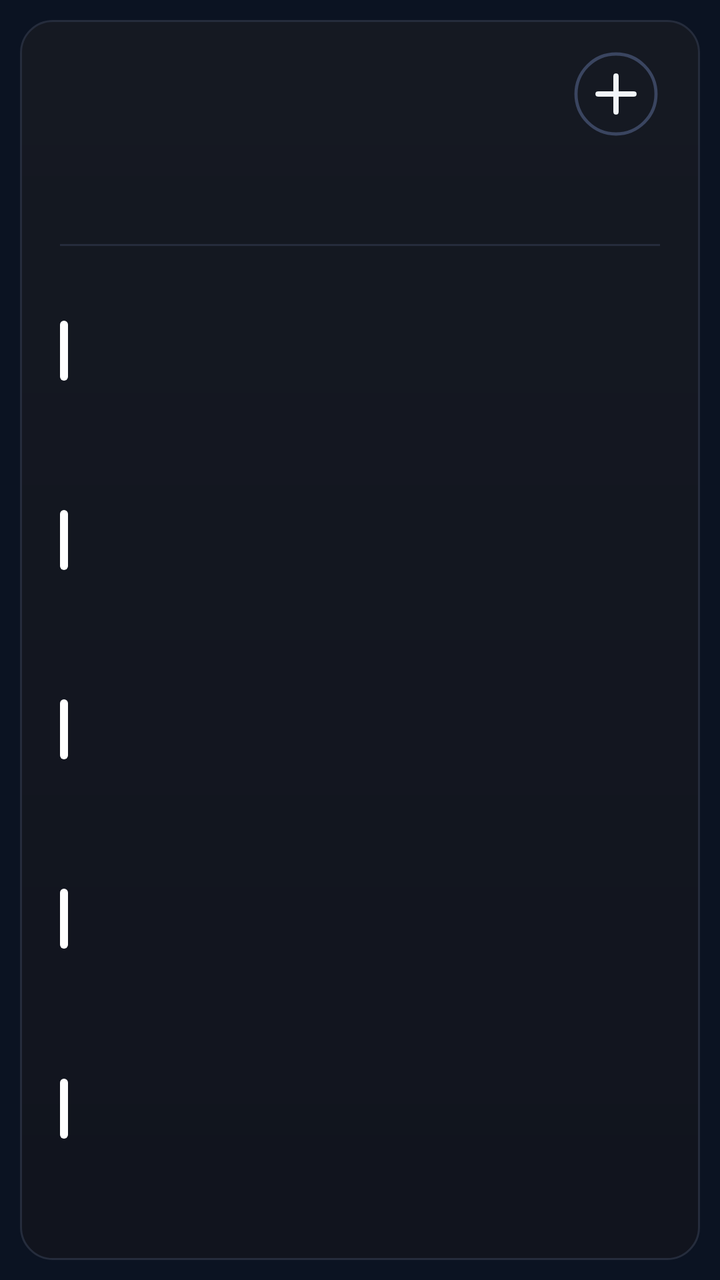
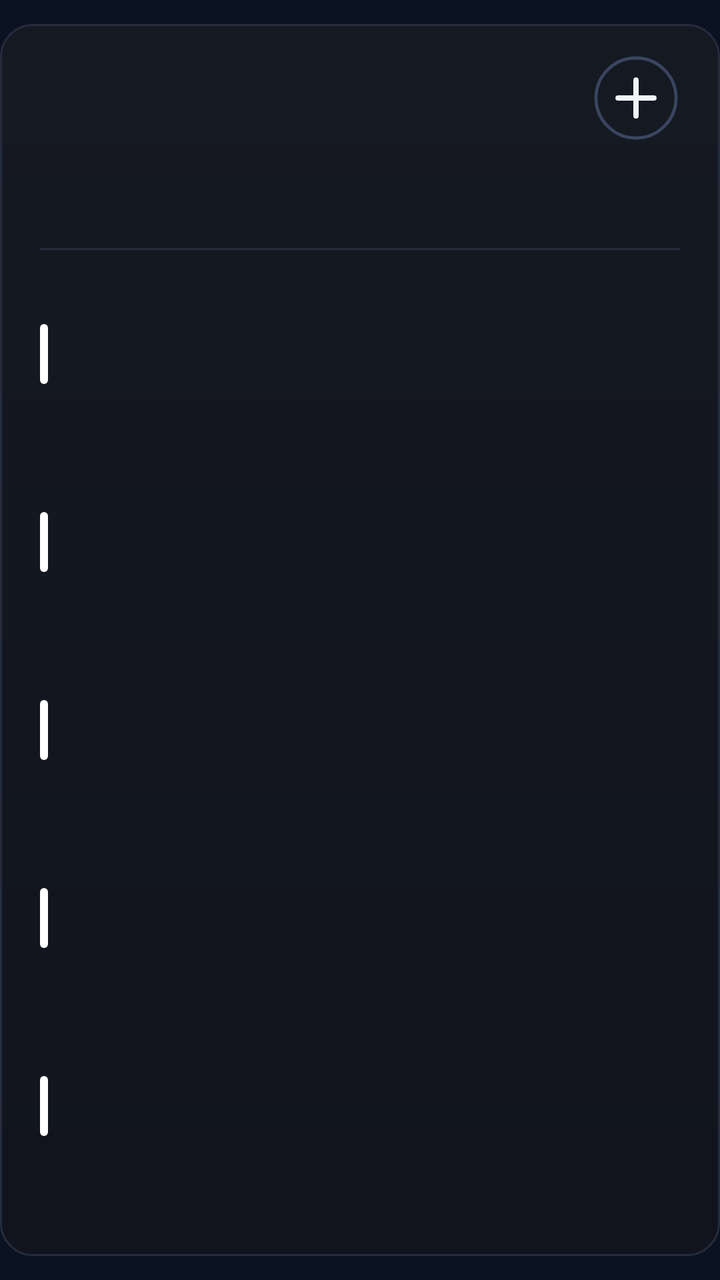

Before-and-after screenshots of an Android layout around one commit, followed by the original layout XML and the change that was made.
<!-- AndroidManifest.xml: application theme AppTheme -->
<!-- res/layout/cal_k5.xml -->
<?xml version="1.0" encoding="utf-8"?>
<FrameLayout xmlns:android="http://schemas.android.com/apk/res/android"
    android:id="@+id/root"
    android:layout_width="match_parent"
    android:layout_height="match_parent"
    android:padding="10dp">

    <LinearLayout
        android:id="@+id/panel"
        android:layout_width="match_parent"
        android:layout_height="match_parent"
        android:background="@drawable/cal_panel"
        android:orientation="vertical"
        android:paddingStart="20dp"
        android:paddingTop="13dp"
        android:paddingEnd="20dp"
        android:paddingBottom="14dp">

        
        <LinearLayout
            android:layout_width="match_parent"
            android:layout_height="48dp"
            android:gravity="center_vertical"
            android:orientation="horizontal">
        <ImageView
            android:id="@+id/cal_day"
            android:layout_width="wrap_content"
            android:layout_height="47dp"
            android:adjustViewBounds="true"
            android:scaleType="fitStart" />

            <LinearLayout
                android:layout_width="0dp"
                android:layout_height="wrap_content"
                android:layout_marginStart="12dp"
                android:layout_weight="1"
                android:orientation="vertical">
                <ImageView
                    android:id="@+id/cal_month"
                    android:layout_width="match_parent"
                    android:layout_height="23dp"
                    android:adjustViewBounds="true"
                    android:scaleType="fitStart" />
                <ImageView
                    android:id="@+id/cal_sub"
                    android:layout_width="match_parent"
                    android:layout_height="16dp"
                    android:adjustViewBounds="true"
                    android:layout_marginTop="2dp"
                    android:scaleType="fitStart" />
            </LinearLayout>

            <ImageView
                android:id="@+id/btn_add"
                android:layout_width="44dp"
                android:layout_height="44dp"
                android:contentDescription="New event"
                android:src="@drawable/ic_cal_add" />
        </LinearLayout>

        
        <LinearLayout
            android:layout_width="match_parent"
            android:layout_height="44dp"
            android:layout_marginTop="2dp"
            android:orientation="horizontal">
            <LinearLayout
                android:layout_width="0dp"
                android:layout_height="match_parent"
                android:layout_weight="1"
                android:gravity="center_horizontal"
                android:orientation="vertical">
                <ImageView
                    android:id="@+id/wk_label_0"
                    android:layout_width="wrap_content"
                    android:layout_height="14dp"
                    android:adjustViewBounds="true"
                    android:scaleType="fitCenter" />
                <ImageView
                    android:id="@+id/wk_num_0"
                    android:layout_width="26dp"
                    android:layout_height="26dp"
                    android:adjustViewBounds="true"
                    android:layout_marginTop="3dp"
                    android:scaleType="fitCenter" />
            </LinearLayout>
            <LinearLayout
                android:layout_width="0dp"
                android:layout_height="match_parent"
                android:layout_weight="1"
                android:gravity="center_horizontal"
                android:orientation="vertical">
                <ImageView
                    android:id="@+id/wk_label_1"
                    android:layout_width="wrap_content"
                    android:layout_height="14dp"
                    android:adjustViewBounds="true"
                    android:scaleType="fitCenter" />
                <ImageView
                    android:id="@+id/wk_num_1"
                    android:layout_width="26dp"
                    android:layout_height="26dp"
                    android:adjustViewBounds="true"
                    android:layout_marginTop="3dp"
                    android:scaleType="fitCenter" />
            </LinearLayout>
            <LinearLayout
                android:layout_width="0dp"
                android:layout_height="match_parent"
                android:layout_weight="1"
                android:gravity="center_horizontal"
                android:orientation="vertical">
                <ImageView
                    android:id="@+id/wk_label_2"
                    android:layout_width="wrap_content"
                    android:layout_height="14dp"
                    android:adjustViewBounds="true"
                    android:scaleType="fitCenter" />
                <ImageView
                    android:id="@+id/wk_num_2"
                    android:layout_width="26dp"
                    android:layout_height="26dp"
                    android:adjustViewBounds="true"
                    android:layout_marginTop="3dp"
                    android:scaleType="fitCenter" />
            </LinearLayout>
            <LinearLayout
                android:layout_width="0dp"
                android:layout_height="match_parent"
                android:layout_weight="1"
                android:gravity="center_horizontal"
                android:orientation="vertical">
                <ImageView
                    android:id="@+id/wk_label_3"
                    android:layout_width="wrap_content"
                    android:layout_height="14dp"
                    android:adjustViewBounds="true"
                    android:scaleType="fitCenter" />
                <ImageView
                    android:id="@+id/wk_num_3"
                    android:layout_width="26dp"
                    android:layout_height="26dp"
                    android:adjustViewBounds="true"
                    android:layout_marginTop="3dp"
                    android:scaleType="fitCenter" />
            </LinearLayout>
            <LinearLayout
                android:layout_width="0dp"
                android:layout_height="match_parent"
                android:layout_weight="1"
                android:gravity="center_horizontal"
                android:orientation="vertical">
                <ImageView
                    android:id="@+id/wk_label_4"
                    android:layout_width="wrap_content"
                    android:layout_height="14dp"
                    android:adjustViewBounds="true"
                    android:scaleType="fitCenter" />
                <ImageView
                    android:id="@+id/wk_num_4"
                    android:layout_width="26dp"
                    android:layout_height="26dp"
                    android:adjustViewBounds="true"
                    android:layout_marginTop="3dp"
                    android:scaleType="fitCenter" />
            </LinearLayout>
            <LinearLayout
                android:layout_width="0dp"
                android:layout_height="match_parent"
                android:layout_weight="1"
                android:gravity="center_horizontal"
                android:orientation="vertical">
                <ImageView
                    android:id="@+id/wk_label_5"
                    android:layout_width="wrap_content"
                    android:layout_height="14dp"
                    android:adjustViewBounds="true"
                    android:scaleType="fitCenter" />
                <ImageView
                    android:id="@+id/wk_num_5"
                    android:layout_width="26dp"
                    android:layout_height="26dp"
                    android:adjustViewBounds="true"
                    android:layout_marginTop="3dp"
                    android:scaleType="fitCenter" />
            </LinearLayout>
            <LinearLayout
                android:layout_width="0dp"
                android:layout_height="match_parent"
                android:layout_weight="1"
                android:gravity="center_horizontal"
                android:orientation="vertical">
                <ImageView
                    android:id="@+id/wk_label_6"
                    android:layout_width="wrap_content"
                    android:layout_height="14dp"
                    android:adjustViewBounds="true"
                    android:scaleType="fitCenter" />
                <ImageView
                    android:id="@+id/wk_num_6"
                    android:layout_width="26dp"
                    android:layout_height="26dp"
                    android:adjustViewBounds="true"
                    android:layout_marginTop="3dp"
                    android:scaleType="fitCenter" />
            </LinearLayout>
        </LinearLayout>

        <ImageView
            android:layout_width="match_parent"
            android:layout_height="1dp"
            android:layout_marginTop="5dp"
            android:layout_marginBottom="5dp"
            android:scaleType="fitXY"
            android:src="@drawable/cal_divider" />

        
        <LinearLayout
            android:layout_width="match_parent"
            android:layout_height="0dp"
            android:layout_weight="1"
            android:orientation="vertical">
        <LinearLayout
            android:id="@+id/cal_row_0"
            android:layout_width="match_parent"
            android:layout_height="0dp"
            android:layout_weight="1"
            android:gravity="center_vertical"
            android:orientation="horizontal">

            <ImageView
                android:id="@+id/cal_bar_0"
                android:layout_width="4dp"
                android:layout_height="30dp"
                android:layout_marginEnd="11dp"
                android:scaleType="fitXY"
                android:src="@drawable/cal_bar" />

            <LinearLayout
                android:layout_width="0dp"
                android:layout_height="wrap_content"
                android:layout_weight="1"
                android:orientation="vertical">

                <LinearLayout
                    android:layout_width="match_parent"
                    android:layout_height="wrap_content"
                    android:orientation="horizontal">
                    <ImageView
                        android:id="@+id/cal_time_0"
                        android:layout_width="wrap_content"
                        android:layout_height="16dp"
                        android:adjustViewBounds="true"
                        android:scaleType="fitStart" />
                    <ImageView
                        android:id="@+id/cal_hint_0"
                        android:layout_width="wrap_content"
                        android:layout_height="16dp"
                        android:adjustViewBounds="true"
                        android:layout_marginStart="9dp"
                        android:scaleType="fitStart" />
                </LinearLayout>
                <ImageView
                    android:id="@+id/cal_title_0"
                    android:layout_width="match_parent"
                    android:layout_height="22dp"
                    android:adjustViewBounds="true"
                    android:layout_marginTop="1dp"
                    android:scaleType="fitStart" />
            </LinearLayout>
        </LinearLayout>
        <LinearLayout
            android:id="@+id/cal_row_1"
            android:layout_width="match_parent"
            android:layout_height="0dp"
            android:layout_weight="1"
            android:gravity="center_vertical"
            android:orientation="horizontal">

            <ImageView
                android:id="@+id/cal_bar_1"
                android:layout_width="4dp"
                android:layout_height="30dp"
                android:layout_marginEnd="11dp"
                android:scaleType="fitXY"
                android:src="@drawable/cal_bar" />

            <LinearLayout
                android:layout_width="0dp"
                android:layout_height="wrap_content"
                android:layout_weight="1"
                android:orientation="vertical">

                <LinearLayout
                    android:layout_width="match_parent"
                    android:layout_height="wrap_content"
                    android:orientation="horizontal">
                    <ImageView
                        android:id="@+id/cal_time_1"
                        android:layout_width="wrap_content"
                        android:layout_height="16dp"
                        android:adjustViewBounds="true"
                        android:scaleType="fitStart" />
                    <ImageView
                        android:id="@+id/cal_hint_1"
                        android:layout_width="wrap_content"
                        android:layout_height="16dp"
                        android:adjustViewBounds="true"
                        android:layout_marginStart="9dp"
                        android:scaleType="fitStart" />
                </LinearLayout>
                <ImageView
                    android:id="@+id/cal_title_1"
                    android:layout_width="match_parent"
                    android:layout_height="22dp"
                    android:adjustViewBounds="true"
                    android:layout_marginTop="1dp"
                    android:scaleType="fitStart" />
            </LinearLayout>
        </LinearLayout>
        <LinearLayout
            android:id="@+id/cal_row_2"
            android:layout_width="match_parent"
            android:layout_height="0dp"
            android:layout_weight="1"
            android:gravity="center_vertical"
            android:orientation="horizontal">

            <ImageView
                android:id="@+id/cal_bar_2"
                android:layout_width="4dp"
                android:layout_height="30dp"
                android:layout_marginEnd="11dp"
                android:scaleType="fitXY"
                android:src="@drawable/cal_bar" />

            <LinearLayout
                android:layout_width="0dp"
                android:layout_height="wrap_content"
                android:layout_weight="1"
                android:orientation="vertical">

                <LinearLayout
                    android:layout_width="match_parent"
                    android:layout_height="wrap_content"
                    android:orientation="horizontal">
                    <ImageView
                        android:id="@+id/cal_time_2"
                        android:layout_width="wrap_content"
                        android:layout_height="16dp"
                        android:adjustViewBounds="true"
                        android:scaleType="fitStart" />
                    <ImageView
                        android:id="@+id/cal_hint_2"
                        android:layout_width="wrap_content"
                        android:layout_height="16dp"
                        android:adjustViewBounds="true"
                        android:layout_marginStart="9dp"
                        android:scaleType="fitStart" />
                </LinearLayout>
                <ImageView
                    android:id="@+id/cal_title_2"
                    android:layout_width="match_parent"
                    android:layout_height="22dp"
                    android:adjustViewBounds="true"
                    android:layout_marginTop="1dp"
                    android:scaleType="fitStart" />
            </LinearLayout>
        </LinearLayout>
        <LinearLayout
            android:id="@+id/cal_row_3"
            android:layout_width="match_parent"
            android:layout_height="0dp"
            android:layout_weight="1"
            android:gravity="center_vertical"
            android:orientation="horizontal">

            <ImageView
                android:id="@+id/cal_bar_3"
                android:layout_width="4dp"
                android:layout_height="30dp"
                android:layout_marginEnd="11dp"
                android:scaleType="fitXY"
                android:src="@drawable/cal_bar" />

            <LinearLayout
                android:layout_width="0dp"
                android:layout_height="wrap_content"
                android:layout_weight="1"
                android:orientation="vertical">

                <LinearLayout
                    android:layout_width="match_parent"
                    android:layout_height="wrap_content"
                    android:orientation="horizontal">
                    <ImageView
                        android:id="@+id/cal_time_3"
                        android:layout_width="wrap_content"
                        android:layout_height="16dp"
                        android:adjustViewBounds="true"
                        android:scaleType="fitStart" />
                    <ImageView
                        android:id="@+id/cal_hint_3"
                        android:layout_width="wrap_content"
                        android:layout_height="16dp"
                        android:adjustViewBounds="true"
                        android:layout_marginStart="9dp"
                        android:scaleType="fitStart" />
                </LinearLayout>
                <ImageView
                    android:id="@+id/cal_title_3"
                    android:layout_width="match_parent"
                    android:layout_height="22dp"
                    android:adjustViewBounds="true"
                    android:layout_marginTop="1dp"
                    android:scaleType="fitStart" />
            </LinearLayout>
        </LinearLayout>
        <LinearLayout
            android:id="@+id/cal_row_4"
            android:layout_width="match_parent"
            android:layout_height="0dp"
            android:layout_weight="1"
            android:gravity="center_vertical"
            android:orientation="horizontal">

            <ImageView
                android:id="@+id/cal_bar_4"
                android:layout_width="4dp"
                android:layout_height="30dp"
                android:layout_marginEnd="11dp"
                android:scaleType="fitXY"
                android:src="@drawable/cal_bar" />

            <LinearLayout
                android:layout_width="0dp"
                android:layout_height="wrap_content"
                android:layout_weight="1"
                android:orientation="vertical">

                <LinearLayout
                    android:layout_width="match_parent"
                    android:layout_height="wrap_content"
                    android:orientation="horizontal">
                    <ImageView
                        android:id="@+id/cal_time_4"
                        android:layout_width="wrap_content"
                        android:layout_height="16dp"
                        android:adjustViewBounds="true"
                        android:scaleType="fitStart" />
                    <ImageView
                        android:id="@+id/cal_hint_4"
                        android:layout_width="wrap_content"
                        android:layout_height="16dp"
                        android:adjustViewBounds="true"
                        android:layout_marginStart="9dp"
                        android:scaleType="fitStart" />
                </LinearLayout>
                <ImageView
                    android:id="@+id/cal_title_4"
                    android:layout_width="match_parent"
                    android:layout_height="22dp"
                    android:adjustViewBounds="true"
                    android:layout_marginTop="1dp"
                    android:scaleType="fitStart" />
            </LinearLayout>
        </LinearLayout>
        </LinearLayout>
        <ImageView
            android:id="@+id/cal_more"
            android:layout_width="match_parent"
            android:layout_height="14dp"
            android:adjustViewBounds="true"
            android:scaleType="fitEnd" />
    </LinearLayout>
</FrameLayout>
<!-- resources referenced by this layout -->
<resources>
  <!-- drawable cal_bar (drawable) -->
  <?xml version="1.0" encoding="utf-8"?>
  <shape xmlns:android="http://schemas.android.com/apk/res/android" android:shape="rectangle">
      <solid android:color="#FFFFFFFF" />
      <corners android:radius="2dp" />
  </shape>
  <!-- drawable cal_divider (drawable) -->
  <?xml version="1.0" encoding="utf-8"?>
  <shape xmlns:android="http://schemas.android.com/apk/res/android" android:shape="rectangle">
      <solid android:color="#FF252C3C" />
  </shape>
  <!-- drawable cal_panel (drawable) -->
  <?xml version="1.0" encoding="utf-8"?>
  <shape xmlns:android="http://schemas.android.com/apk/res/android" android:shape="rectangle">
      <gradient android:angle="270" android:startColor="#FF151922" android:endColor="#FF11141E" />
      <stroke android:width="1dp" android:color="#FF252C3C" />
      <corners android:radius="@dimen/widget_radius" />
  </shape>
  <!-- drawable ic_cal_add (drawable) -->
  <?xml version="1.0" encoding="utf-8"?>
  <vector xmlns:android="http://schemas.android.com/apk/res/android"
      android:width="44dp"
      android:height="44dp"
      android:viewportWidth="44"
      android:viewportHeight="44">
      <path
          android:pathData="M22,22m-20,0a20,20 0,1 1,40 0a20,20 0,1 1,-40 0"
          android:strokeColor="#FF3A4560"
          android:strokeWidth="1.6" />
      <path
          android:pathData="M13,22L31,22M22,13L22,31"
          android:strokeColor="#FFF1F5F9"
          android:strokeLineCap="round"
          android:strokeWidth="2.6" />
  </vector>
  <style name="AppTheme" parent="@android:style/Theme.DeviceDefault.NoActionBar">
          <item name="android:colorAccent">#DF8B35</item>
          <item name="android:colorControlActivated">#DF8B35</item>
          <item name="android:windowBackground">#0B1322</item>
          <item name="android:statusBarColor">#0E111A</item>
          <item name="android:navigationBarColor">#0B1322</item>
          <item name="android:textColorHint">#718096</item>
      </style>
  <dimen name="widget_radius">16dp</dimen>
</resources>

<!-- the commit's change to res/layout/cal_k5.xml (unified diff, before → after) -->
@@ -3,7 +3,8 @@
     android:id="@+id/root"
     android:layout_width="match_parent"
     android:layout_height="match_parent"
-    android:padding="10dp">
+    android:paddingTop="12dp"
+    android:paddingBottom="12dp">
 
     <LinearLayout
         android:id="@+id/panel"
